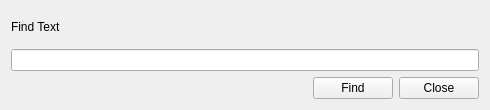
This is GUI/pgdbatool/frmfindtext.ui in marcotcal/PG-DBA-Tools as Qt 5 draws it before an edit. The edited form follows.
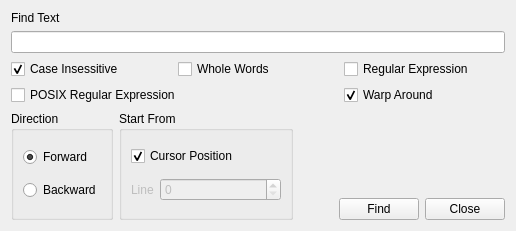
This is the edited form.

Commit message: Find form

Diff of the .ui file:
```diff
--- a/GUI/pgdbatool/frmfindtext.ui
+++ b/GUI/pgdbatool/frmfindtext.ui
@@ -6,8 +6,8 @@
    <rect>
     <x>0</x>
     <y>0</y>
-    <width>490</width>
-    <height>110</height>
+    <width>516</width>
+    <height>231</height>
    </rect>
   </property>
   <property name="windowTitle">
@@ -25,33 +25,171 @@
     <widget class="QLineEdit" name="text_to_find"/>
    </item>
    <item>
-    <layout class="QHBoxLayout" name="horizontalLayout">
-     <item>
-      <spacer name="horizontalSpacer">
-       <property name="orientation">
-        <enum>Qt::Horizontal</enum>
+    <layout class="QGridLayout" name="gridLayout">
+     <item row="0" column="0">
+      <widget class="QCheckBox" name="checkBox">
+       <property name="text">
+        <string>Case Insessitive</string>
        </property>
-       <property name="sizeHint" stdset="0">
-        <size>
-         <width>40</width>
-         <height>20</height>
-        </size>
+       <property name="checked">
+        <bool>true</bool>
        </property>
-      </spacer>
+      </widget>
      </item>
-     <item>
-      <widget class="QPushButton" name="bt_find">
+     <item row="0" column="1">
+      <widget class="QCheckBox" name="checkBox_2">
        <property name="text">
-        <string>Find</string>
+        <string>Whole Words</string>
        </property>
       </widget>
      </item>
-     <item>
-      <widget class="QPushButton" name="bt_close">
+     <item row="0" column="2">
+      <widget class="QCheckBox" name="checkBox_3">
        <property name="text">
-        <string>Close</string>
+        <string>Regular Expression</string>
        </property>
       </widget>
+     </item>
+     <item row="1" column="0" colspan="2">
+      <widget class="QCheckBox" name="checkBox_4">
+       <property name="text">
+        <string>POSIX Regular Expression</string>
+       </property>
+      </widget>
+     </item>
+     <item row="1" column="2">
+      <widget class="QCheckBox" name="checkBox_5">
+       <property name="text">
+        <string>Warp Around </string>
+       </property>
+       <property name="checked">
+        <bool>true</bool>
+       </property>
+      </widget>
+     </item>
+    </layout>
+   </item>
+   <item>
+    <layout class="QHBoxLayout" name="horizontalLayout_2">
+     <item>
+      <widget class="QGroupBox" name="groupBox">
+       <property name="title">
+        <string>Direction</string>
+       </property>
+       <layout class="QVBoxLayout" name="verticalLayout_4">
+        <item>
+         <widget class="QRadioButton" name="radioButton">
+          <property name="text">
+           <string>Forward</string>
+          </property>
+          <property name="checked">
+           <bool>true</bool>
+          </property>
+         </widget>
+        </item>
+        <item>
+         <widget class="QRadioButton" name="radioButton_2">
+          <property name="text">
+           <string>Backward</string>
+          </property>
+         </widget>
+        </item>
+       </layout>
+      </widget>
+     </item>
+     <item>
+      <widget class="QGroupBox" name="groupBox_2">
+       <property name="title">
+        <string>Start From</string>
+       </property>
+       <layout class="QVBoxLayout" name="verticalLayout_3">
+        <item>
+         <widget class="QCheckBox" name="checkBox_6">
+          <property name="text">
+           <string>Cursor Position</string>
+          </property>
+          <property name="checked">
+           <bool>true</bool>
+          </property>
+         </widget>
+        </item>
+        <item>
+         <layout class="QHBoxLayout" name="horizontalLayout_4">
+          <item>
+           <widget class="QLabel" name="label_2">
+            <property name="enabled">
+             <bool>false</bool>
+            </property>
+            <property name="text">
+             <string>Line</string>
+            </property>
+           </widget>
+          </item>
+          <item>
+           <widget class="QSpinBox" name="spinBox">
+            <property name="enabled">
+             <bool>false</bool>
+            </property>
+            <property name="sizePolicy">
+             <sizepolicy hsizetype="Expanding" vsizetype="Fixed">
+              <horstretch>0</horstretch>
+              <verstretch>0</verstretch>
+             </sizepolicy>
+            </property>
+           </widget>
+          </item>
+         </layout>
+        </item>
+       </layout>
+      </widget>
+     </item>
+     <item>
+      <layout class="QVBoxLayout" name="verticalLayout_2">
+       <item>
+        <spacer name="verticalSpacer">
+         <property name="orientation">
+          <enum>Qt::Vertical</enum>
+         </property>
+         <property name="sizeHint" stdset="0">
+          <size>
+           <width>20</width>
+           <height>40</height>
+          </size>
+         </property>
+        </spacer>
+       </item>
+       <item>
+        <layout class="QHBoxLayout" name="horizontalLayout">
+         <item>
+          <spacer name="horizontalSpacer">
+           <property name="orientation">
+            <enum>Qt::Horizontal</enum>
+           </property>
+           <property name="sizeHint" stdset="0">
+            <size>
+             <width>40</width>
+             <height>20</height>
+            </size>
+           </property>
+          </spacer>
+         </item>
+         <item>
+          <widget class="QPushButton" name="bt_find">
+           <property name="text">
+            <string>Find</string>
+           </property>
+          </widget>
+         </item>
+         <item>
+          <widget class="QPushButton" name="bt_close">
+           <property name="text">
+            <string>Close</string>
+           </property>
+          </widget>
+         </item>
+        </layout>
+       </item>
+      </layout>
      </item>
     </layout>
    </item>
```
Left out of the diff: 3 changed lines with no effect on the pictures. The commit also changes 4 other files.
